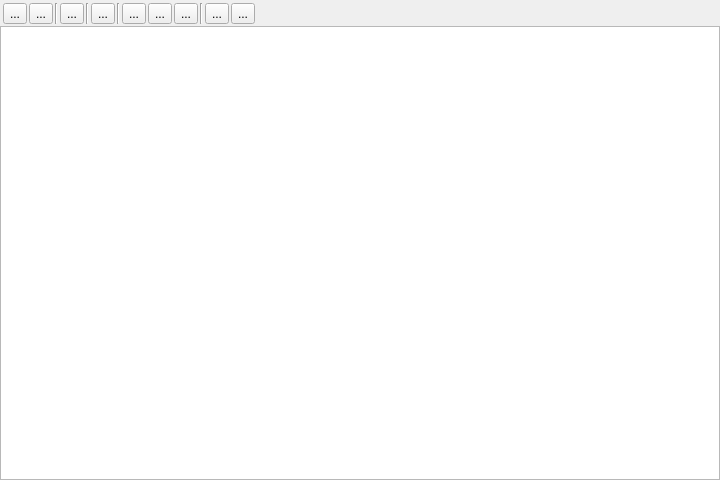
First picture: the form in python/plugins/processing/ui/DlgScriptEditor.ui, repository qgis/QGIS, before the edit.
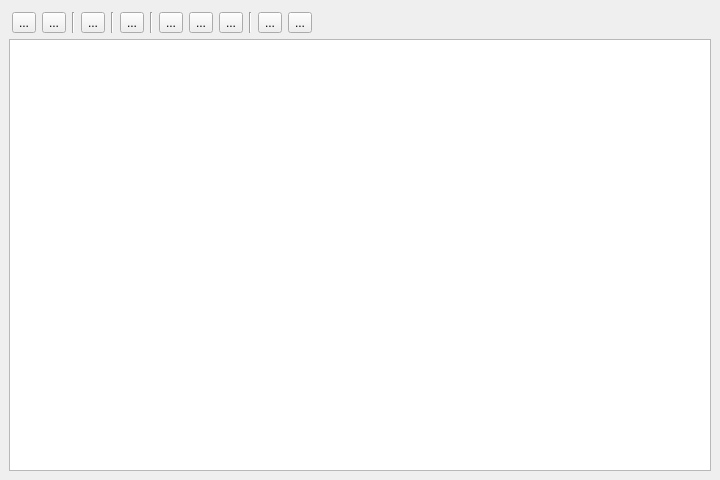
Second picture: the form after the edit. Custom widgets are drawn as their Qt base class.

```diff
--- a/python/plugins/processing/ui/DlgScriptEditor.ui
+++ b/python/plugins/processing/ui/DlgScriptEditor.ui
@@ -15,15 +15,15 @@
   </property>
   <layout class="QVBoxLayout" name="verticalLayout">
    <property name="spacing">
-    <number>2</number>
+    <number>6</number>
    </property>
    <property name="margin">
-    <number>0</number>
+    <number>9</number>
    </property>
    <item>
     <layout class="QHBoxLayout" name="horizontalLayout">
      <property name="spacing">
-      <number>-1</number>
+      <number>6</number>
      </property>
      <property name="leftMargin">
       <number>3</number>
```
